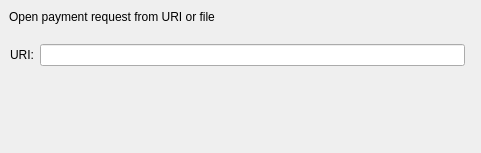
Before: the Qt Designer form src/qt/forms/openuridialog.ui in NicoDFS/FGC-1.2.5, drawn with Qt 5.
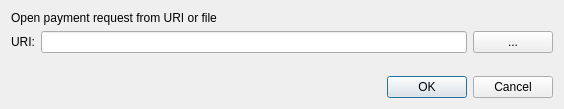
After: the same form once the commit is applied. Custom widgets are drawn as their Qt base class.

Diff of the .ui file:
```diff
--- a/src/qt/forms/openuridialog.ui
+++ b/src/qt/forms/openuridialog.ui
@@ -6,44 +6,25 @@
    <rect>
     <x>0</x>
     <y>0</y>
-    <width>481</width>
-    <height>153</height>
+    <width>564</width>
+    <height>109</height>
    </rect>
   </property>
   <property name="windowTitle">
    <string>Open URI</string>
   </property>
+  <layout class="QVBoxLayout" name="verticalLayout">
+   <item>
     <widget class="QLabel" name="label_2">
-   <property name="geometry">
-    <rect>
-     <x>9</x>
-     <y>9</y>
-     <width>241</width>
-     <height>16</height>
-    </rect>
-   </property>
      <property name="text">
       <string>Open payment request from URI or file</string>
      </property>
     </widget>
-  <widget class="QWidget" name="layoutWidget">
-   <property name="geometry">
-    <rect>
-     <x>10</x>
-     <y>40</y>
-     <width>461</width>
-     <height>31</height>
-    </rect>
-   </property>
+   </item>
+   <item>
     <layout class="QHBoxLayout" name="horizontalLayout">
      <item>
       <widget class="QLabel" name="label">
-      <property name="sizePolicy">
-       <sizepolicy hsizetype="Minimum" vsizetype="Fixed">
-        <horstretch>0</horstretch>
-        <verstretch>0</verstretch>
-       </sizepolicy>
-      </property>
        <property name="text">
         <string>URI:</string>
        </property>
@@ -53,90 +34,46 @@
       <widget class="QValidatedLineEdit" name="uriEdit"/>
      </item>
      <item>
-     <widget class="QtMaterialFlatButton" name="selectFileButton" native="true">
-      <property name="sizePolicy">
-       <sizepolicy hsizetype="Minimum" vsizetype="Fixed">
-        <horstretch>0</horstretch>
-        <verstretch>0</verstretch>
-       </sizepolicy>
-      </property>
+      <widget class="QPushButton" name="selectFileButton">
        <property name="toolTip">
         <string>Select payment request file</string>
        </property>
-      <property name="text" stdset="0">
+       <property name="text">
         <string notr="true">...</string>
        </property>
-      <property name="autoDefault" stdset="0">
+       <property name="autoDefault">
         <bool>false</bool>
        </property>
       </widget>
      </item>
     </layout>
-  </widget>
-  <widget class="QWidget" name="horizontalLayoutWidget">
-   <property name="geometry">
-    <rect>
-     <x>10</x>
-     <y>100</y>
-     <width>461</width>
-     <height>29</height>
-    </rect>
-   </property>
-   <layout class="QHBoxLayout" name="horizontalLayout_2">
+   </item>
    <item>
-     <spacer name="horizontalSpacer">
+    <spacer name="verticalSpacer">
      <property name="orientation">
-       <enum>Qt::Horizontal</enum>
+      <enum>Qt::Vertical</enum>
      </property>
      <property name="sizeHint" stdset="0">
       <size>
-        <width>40</width>
-        <height>20</height>
+       <width>20</width>
+       <height>40</height>
       </size>
      </property>
     </spacer>
    </item>
    <item>
-     <widget class="QtMaterialFlatButton" name="acceptButton" native="true">
-      <property name="sizePolicy">
-       <sizepolicy hsizetype="Minimum" vsizetype="Fixed">
-        <horstretch>0</horstretch>
-        <verstretch>0</verstretch>
-       </sizepolicy>
-      </property>
-      <property name="toolTip">
-       <string>Try to manually submit a Obfuscation request.</string>
-      </property>
-      <property name="text" stdset="0">
-       <string>OK</string>
-      </property>
-     </widget>
-    </item>
-    <item>
-     <widget class="QtMaterialFlatButton" name="cancelButton" native="true">
-      <property name="sizePolicy">
-       <sizepolicy hsizetype="Minimum" vsizetype="Fixed">
-        <horstretch>0</horstretch>
-        <verstretch>0</verstretch>
-       </sizepolicy>
-      </property>
-      <property name="toolTip">
-       <string>Try to manually submit a Obfuscation request.</string>
+    <widget class="QDialogButtonBox" name="buttonBox">
+     <property name="orientation">
+      <enum>Qt::Horizontal</enum>
      </property>
-      <property name="text" stdset="0">
-       <string>Cancel</string>
+     <property name="standardButtons">
+      <set>QDialogButtonBox::Cancel|QDialogButtonBox::Ok</set>
      </property>
     </widget>
    </item>
   </layout>
  </widget>
- </widget>
  <customwidgets>
-  <customwidget>
-   <class>QtMaterialFlatButton</class>
-   <extends>QWidget</extends>
-   <header>qtmaterialflatbutton.h</header>
-  </customwidget>
   <customwidget>
    <class>QValidatedLineEdit</class>
    <extends>QLineEdit</extends>
```
Left out of the diff: 35 changed lines with no effect on the pictures.
